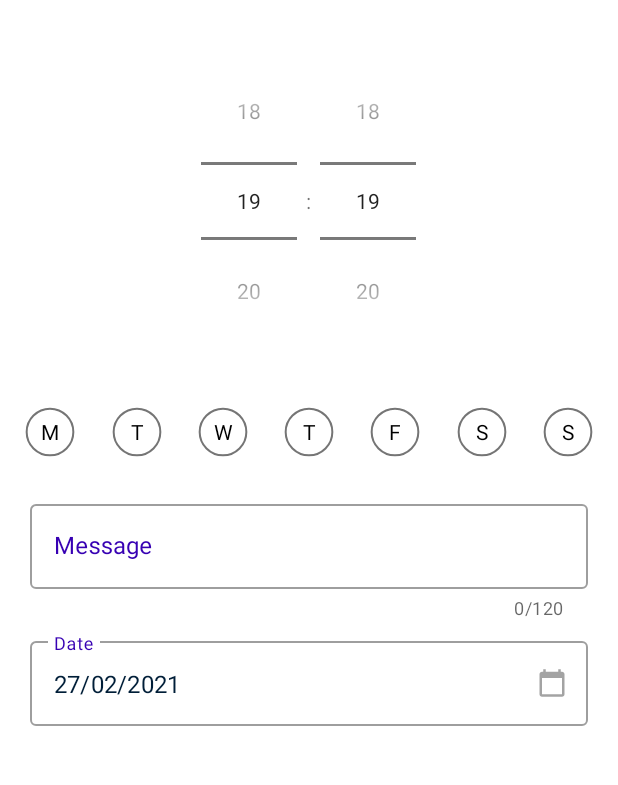
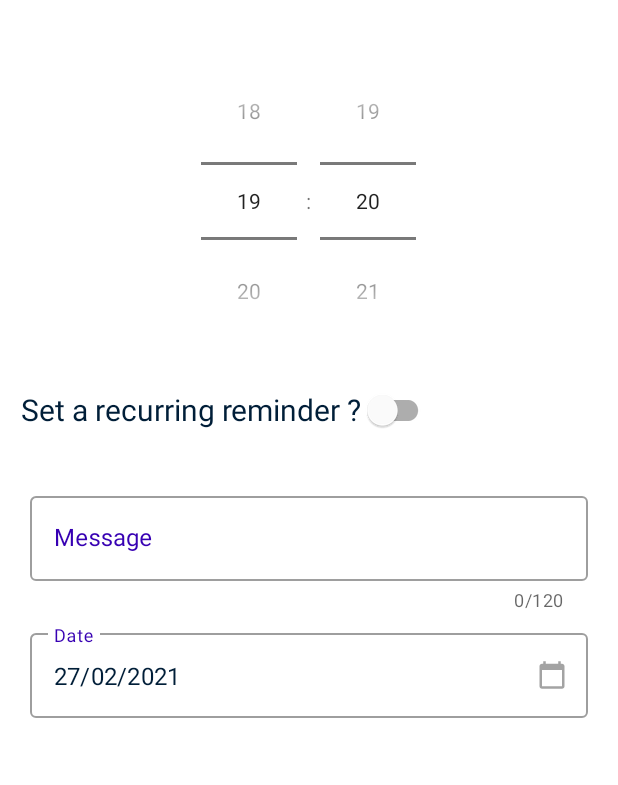
Before and after one commit to JonathanMbt/RemindME, an Android app: the fragment FullScreenDialog placed in its activity, with the side drawer open, on a phone screen of 412 x 824 dp, the part 84-869 px from its top. Run offline under Robolectric (Android 15) with nearby library versions, the phone set to English and light mode, and no system bars; our stand-ins replace Firebase (no records; nobody signed in at launch, a user with empty details on screens opened directly).

Commit message:
Add weekly reminders

```diff
--- a/app/src/main/java/com/upriseus/remindme/features/notifications/JobServiceNotif.kt
+++ b/app/src/main/java/com/upriseus/remindme/features/notifications/JobServiceNotif.kt
@@ -23,6 +23,7 @@ class JobServiceNotif : JobService() {
         var NOTIFICATION_ID : Int = 0
         var MESSAGE : String = ""
         var RECURRING : Boolean = false
+        var DAYOFWEEK : Int = 10
     }
 
     override fun onStartJob(params: JobParameters?): Boolean {
@@ -33,6 +34,7 @@ class JobServiceNotif : JobService() {
             MESSAGE = params.extras.get("reminderMessage") as String
             NOTIFICATION_ID = params.extras.get("notificationID") as Int
             RECURRING = params.extras.get("recurring") as Boolean
+            DAYOFWEEK = params.extras.get("dayOfWeek") as Int
         }
 
         CoroutineScope(Dispatchers.Default + job).launch {
@@ -55,7 +57,7 @@ class JobServiceNotif : JobService() {
             }
         }
         if(RECURRING){
-            JobSchedulerNotif.weeklyJob(context, MESSAGE)
+            JobSchedulerNotif.weeklyJob(context, MESSAGE, DAYOFWEEK)
         }
         return true
     }
--- a/app/src/main/java/com/upriseus/remindme/layout_features/FullScreenDialog.kt
+++ b/app/src/main/java/com/upriseus/remindme/layout_features/FullScreenDialog.kt
@@ -6,17 +6,24 @@ import android.content.Context
 import android.content.Intent
 import android.content.pm.PackageManager
 import android.net.Uri
+import android.opengl.Visibility
 import android.os.Bundle
 import android.provider.CalendarContract
 import android.text.format.DateFormat
+import android.util.Log
 import android.view.LayoutInflater
 import android.view.View
 import android.view.ViewGroup
+import android.widget.CheckBox
+import android.widget.CompoundButton
+import android.widget.LinearLayout
 import android.widget.TimePicker
 import androidx.core.app.ActivityCompat
+import androidx.core.content.contentValuesOf
 import androidx.fragment.app.DialogFragment
 import androidx.fragment.app.FragmentManager
 import com.google.android.material.appbar.MaterialToolbar
+import com.google.android.material.switchmaterial.SwitchMaterial
 import com.google.android.material.textfield.TextInputEditText
 import com.google.android.material.textfield.TextInputLayout
 import com.upriseus.remindme.R
@@ -32,6 +39,10 @@ class FullScreenDialog(private val updated_reminder: Reminders? = null) : Dialog
     private lateinit var listener : DialogListener
     private lateinit var timePicker  : TimePicker
     private lateinit var message  : TextInputEditText
+    private lateinit var recurringReminder : SwitchMaterial
+    private lateinit var weeklyReminder : LinearLayout
+    private lateinit var date : TextInputLayout
+    private var recurring = false
     private var selectedDay = -1
     private var selectedMonth = -1
     private var selectedYear = -1
@@ -63,7 +74,7 @@ class FullScreenDialog(private val updated_reminder: Reminders? = null) : Dialog
 
     override fun onCreate(savedInstanceState: Bundle?) {
         super.onCreate(savedInstanceState)
-        setStyle(STYLE_NORMAL, R.style.RemindME_FullScreenDialog);
+        setStyle(STYLE_NORMAL, R.style.RemindME_FullScreenDialog)
     }
 
     override fun onStart() {
@@ -85,11 +96,14 @@ class FullScreenDialog(private val updated_reminder: Reminders? = null) : Dialog
         timePicker = view.findViewById(R.id.time_picker)
         timePicker.setIs24HourView(true)
 
-        val date = view.findViewById<TextInputLayout>(R.id.date)
+        date = view.findViewById<TextInputLayout>(R.id.date)
         dateContent = view.findViewById(R.id.date_content)
         date.setEndIconOnClickListener {
             selectDate()
         }
+
+        recurringReminder = view.findViewById(R.id.recurring_reminders)
+        weeklyReminder = view.findViewById(R.id.weekly_reminders)
 
         message = view.findViewById(R.id.message_text)
         if(updated_reminder != null){
@@ -118,6 +132,22 @@ class FullScreenDialog(private val updated_reminder: Reminders? = null) : Dialog
             toolbar.title = "New Reminder"
         }
         toolbar.inflateMenu(R.menu.save_dialog)
+
+        recurringReminder.setOnCheckedChangeListener { _, isChecked ->
+            if(isChecked){
+                timePicker.visibility = View.GONE
+                date.visibility = View.GONE
+                weeklyReminder.visibility = View.VISIBLE
+                recurring = true
+            }else{
+                timePicker.visibility = View.VISIBLE
+                date.visibility = View.VISIBLE
+                weeklyReminder.visibility = View.GONE
+                recurring = false
+            }
+        }
+
+
         toolbar.setOnMenuItemClickListener {
             when(it.itemId){
                 // TODO : Verification des champs vides et message d'erreur
@@ -129,6 +159,7 @@ class FullScreenDialog(private val updated_reminder: Reminders? = null) : Dialog
                     reminderData["day"] = selectedDay.toString()
                     reminderData["month"] = selectedMonth.toString()
                     reminderData["year"] = selectedYear.toString()
+                    reminderData["recurring"] = recurring.toString()
                     if (updated_reminder != null) {
                         listener.userUpdatedAValue(reminderData, updated_reminder)
                     } else {
--- a/app/src/main/res/layout/full_screen_dialog.xml
+++ b/app/src/main/res/layout/full_screen_dialog.xml
@@ -42,85 +42,99 @@
         android:timePickerMode="spinner"
         >
     </TimePicker>
+    <com.google.android.material.switchmaterial.SwitchMaterial
+        android:id="@+id/recurring_reminders"
+        android:layout_width="wrap_content"
+        android:layout_height="wrap_content"
+        android:checked="false"
+        android:textSize="20sp"
+        android:textColor="?attr/colorPrimary"
+        app:layout_constraintStart_toStartOf="parent"
+        app:layout_constraintHorizontal_bias="0.1"
+        app:layout_constraintEnd_toEndOf="parent"
+        app:layout_constraintTop_toBottomOf="@id/time_picker"
+        app:layout_constraintBottom_toBottomOf="parent"
+        app:layout_constraintVertical_bias="0.02"
+        android:text="@string/recurring_reminders"/>
+
+
+    <LinearLayout
+        android:id="@+id/weekly_reminders"
+        android:visibility="gone"
+        android:layout_width="match_parent"
+        android:layout_height="wrap_content"
+        android:orientation="horizontal"
+        app:layout_constraintTop_toBottomOf="@id/recurring_reminders"
+        app:layout_constraintBottom_toBottomOf="parent"
+        app:layout_constraintVertical_bias="0.02"
+        app:layout_constraintStart_toStartOf="parent"
+        app:layout_constraintEnd_toEndOf="parent"
+        >
         <CheckBox
             android:id="@+id/monday"
-        app:layout_constraintTop_toBottomOf="@id/time_picker"
-        app:layout_constraintBottom_toBottomOf="parent"
-        app:layout_constraintVertical_bias="0.05"
-        app:layout_constraintStart_toStartOf="parent"
-        app:layout_constraintEnd_toStartOf="@id/tuesday"
-        android:layout_width="wrap_content"
+            android:layout_width="0dp"
+            android:layout_weight="1"
             android:layout_height="wrap_content"
             android:paddingStart="-30dp"
             style="@style/Widget.App.CheckBox"
+            android:onClick="weekListener"
             android:text="@string/monday"/>
         <CheckBox
             android:id="@+id/tuesday"
-        app:layout_constraintStart_toEndOf="@id/monday"
-        app:layout_constraintTop_toBottomOf="@id/time_picker"
-        app:layout_constraintBottom_toBottomOf="parent"
-        app:layout_constraintVertical_bias="0.05"
-        app:layout_constraintEnd_toStartOf="@id/wednesday"
-        android:layout_width="wrap_content"
+            android:layout_width="0dp"
+            android:layout_weight="1"
             android:layout_height="wrap_content"
             style="@style/Widget.App.CheckBox"
+            android:onClick="weekListener"
             android:text="@string/tuesday"/>
         <CheckBox
+
             android:id="@+id/wednesday"
-        app:layout_constraintStart_toEndOf="@id/tuesday"
-        app:layout_constraintTop_toBottomOf="@id/time_picker"
-        app:layout_constraintBottom_toBottomOf="parent"
-        app:layout_constraintVertical_bias="0.05"
-        app:layout_constraintEnd_toStartOf="@id/thursday"
-        android:layout_width="wrap_content"
+            android:layout_width="0dp"
+            android:layout_weight="1"
             android:layout_height="wrap_content"
             android:paddingStart="-30dp"
             style="@style/Widget.App.CheckBox"
+            android:onClick="weekListener"
             android:text="@string/wednesday"/>
         <CheckBox
+
             android:id="@+id/thursday"
-        app:layout_constraintStart_toEndOf="@id/wednesday"
-        app:layout_constraintTop_toBottomOf="@id/time_picker"
-        app:layout_constraintBottom_toBottomOf="parent"
-        app:layout_constraintVertical_bias="0.05"
-        app:layout_constraintEnd_toStartOf="@id/friday"
-        android:layout_width="wrap_content"
+            android:layout_width="0dp"
+            android:layout_weight="1"
             android:layout_height="wrap_content"
             style="@style/Widget.App.CheckBox"
+            android:onClick="weekListener"
             android:text="@string/thursday"/>
         <CheckBox
+
             android:id="@+id/friday"
-        app:layout_constraintStart_toEndOf="@id/thursday"
-        app:layout_constraintTop_toBottomOf="@id/time_picker"
-        app:layout_constraintBottom_toBottomOf="parent"
-        app:layout_constraintVertical_bias="0.05"
-        app:layout_constraintEnd_toStartOf="@id/saturday"
-        android:layout_width="wrap_content"
+            android:layout_width="0dp"
+            android:layout_weight="1"
             android:layout_height="wrap_content"
             style="@style/Widget.App.CheckBox"
+            android:onClick="weekListener"
             android:text="@string/friday"/>
         <CheckBox
+
             android:id="@+id/saturday"
-        app:layout_constraintStart_toEndOf="@id/friday"
-        app:layout_constraintEnd_toStartOf="@id/sunday"
-        app:layout_constraintTop_toBottomOf="@id/time_picker"
-        app:layout_constraintBottom_toBottomOf="parent"
-        app:layout_constraintVertical_bias="0.05"
-        android:layout_width="wrap_content"
+            android:layout_width="0dp"
+            android:layout_weight="1"
             android:layout_height="wrap_content"
             style="@style/Widget.App.CheckBox"
+            android:onClick="weekListener"
             android:text="@string/saturday"/>
         <CheckBox
+
             android:id="@+id/sunday"
-        app:layout_constraintStart_toEndOf="@id/saturday"
-        app:layout_constraintTop_toBottomOf="@id/time_picker"
-        app:layout_constraintBottom_toBottomOf="parent"
-        app:layout_constraintVertical_bias="0.05"
-        android:layout_width="wrap_content"
+            android:layout_width="0dp"
+            android:layout_weight="1"
             android:layout_height="wrap_content"
             app:layout_constraintEnd_toEndOf="parent"
             style="@style/Widget.App.CheckBox"
+            android:onClick="weekListener"
             android:text="@string/sunday"/>
+    </LinearLayout>
 
     <com.google.android.material.textfield.TextInputLayout
         android:id="@+id/message"
@@ -129,7 +143,7 @@
         android:layout_height="wrap_content"
         android:layout_marginStart="20dp"
         android:layout_marginEnd="20dp"
-        app:layout_constraintTop_toBottomOf="@id/monday"
+        app:layout_constraintTop_toBottomOf="@id/weekly_reminders"
         app:layout_constraintVertical_bias="0.05"
         app:layout_constraintBottom_toBottomOf="parent"
         android:hint="@string/message"
--- a/app/src/main/res/values/strings.xml
+++ b/app/src/main/res/values/strings.xml
@@ -28,4 +28,6 @@
     <string name="friday">F</string>
     <string name="sunday">S</string>
     <string name="saturday">S</string>
+    <string name="recurring_reminders">Set a recurring reminder ?</string>
+    <string name="recurring_date">Each %1$s</string>
 </resources>
```
Also changed, not shown: app/src/main/java/com/upriseus/remindme/HomeActivity.kt (+85 -9 lines), app/src/main/java/com/upriseus/remindme/features/notifications/JobSchedulerNotif.kt (+15 -14 lines), app/src/main/java/com/upriseus/remindme/features/reminders/Reminders.kt (+5 -3 lines), app/src/main/java/com/upriseus/remindme/layout_features/ReminderAdapter.kt (+11 -4 lines). Lines whose indentation alone changed are shown as unchanged.
